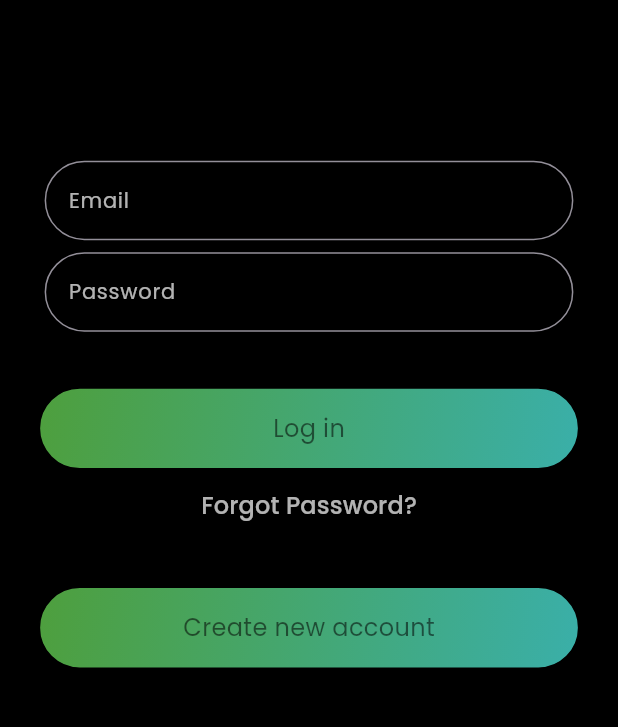
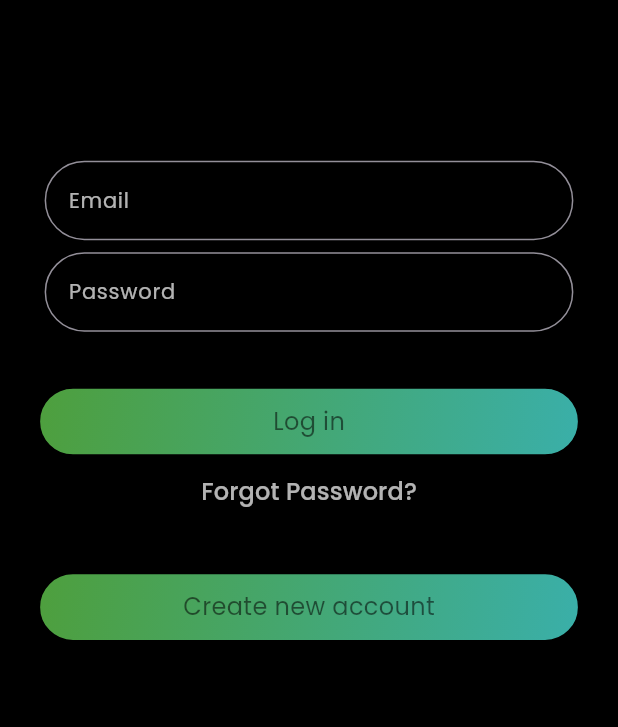
Before and after one commit to addy-96/Gramify, a Flutter app: the screen it shows after launch, on a phone screen of 412 x 824 dp, the part 283-1010 px from its top. Run offline on Flutter 3.47's test engine with Material 3 defaults, Android fonts, the light colour scheme and no system bars; our stand-ins replace flutter_bloc, fpdart, gap, get_it, go_router, image_picker and 4 more; missing offline and left inert: camerawesome, photo_manager; accounts and stored records are empty.

Commit message:
modified auth feat

```diff
--- a/lib/core/common/shared_fun/cal_fun.dart
+++ b/lib/core/common/shared_fun/cal_fun.dart
@@ -1,3 +1,5 @@
+import 'package:flutter/material.dart';
+
 String calculatePostUploadTime(DateTime uploadTime) {
   final DateTime now = DateTime.now();
 
@@ -93,3 +95,11 @@ String getProperFullname(String word) {
   }
   return name;
 }
+
+double getHeight(BuildContext context) {
+  return MediaQuery.of(context).size.height;
+}
+
+double getWidth(BuildContext context) {
+  return MediaQuery.of(context).size.width;
+}
--- a/lib/core/dependencies.dart
+++ b/lib/core/dependencies.dart
@@ -2,6 +2,7 @@ import 'package:get_it/get_it.dart';
 import 'package:gramify/features/add_post/data/datasources/add_post_datasource.dart';
 import 'package:gramify/features/add_post/data/repositories/add_post_repository_impl.dart';
 import 'package:gramify/features/add_post/domain/repositories/add_post_repositories.dart';
+import 'package:gramify/features/auth/domain/usecase/check_email_usecase.dart';
 import 'package:gramify/features/auth/domain/usecase/check_username_usecase.dart';
 import 'package:gramify/features/messaging/data/datasorces/message_datasorce.dart';
 import 'package:gramify/features/messaging/data/repositories/message_repositories_impl.dart';
@@ -104,6 +105,10 @@ _authDepInit() async {
   servicelocator.registerFactory(
     () => CheckUsernameUsecase(authRepository: servicelocator()),
   );
+
+  servicelocator.registerFactory(
+    () => CheckEmailUsecase(authRepository: servicelocator()),
+  );
 }
 
 _wrapperInit() {
--- a/lib/features/auth/domain/repositories/auth_repository.dart
+++ b/lib/features/auth/domain/repositories/auth_repository.dart
@@ -24,4 +24,8 @@ abstract interface class AuthRepository {
   Future<Either<Failure, File?>> selectImageFromLocalStorage();
 
   Future<Either<Failure, bool>> cehckUsername({required String enteredString});
+
+  Future<Either<Failure, bool>> checkEmail({required String email});
+
+
 }
--- /dev/null
+++ b/lib/features/auth/domain/usecase/check_email_usecase.dart
@@ -0,0 +1,20 @@
+import 'package:fpdart/fpdart.dart';
+import 'package:gramify/core/errors/failure.dart';
+import 'package:gramify/core/usecase/usecase_interface.dart';
+import 'package:gramify/features/auth/domain/repositories/auth_repository.dart';
+
+class CheckEmailUsecase
+    implements UsecaseInterface<bool, CheckEmailUsecaseParams> {
+  CheckEmailUsecase({required this.authRepository});
+  final AuthRepository authRepository;
+  @override
+  Future<Either<Failure, bool>> call(param) async {
+    return await authRepository.checkEmail(email: param.email);
+  }
+}
+
+class CheckEmailUsecaseParams {
+  final String email;
+
+  CheckEmailUsecaseParams({required this.email});
+}
--- a/lib/features/auth/presentation/bloc/auth_bloc.dart
+++ b/lib/features/auth/presentation/bloc/auth_bloc.dart
@@ -1,5 +1,6 @@
 import 'dart:io';
 import 'package:flutter_bloc/flutter_bloc.dart';
+import 'package:gramify/features/auth/domain/usecase/check_email_usecase.dart';
 import 'package:gramify/features/auth/domain/usecase/check_username_usecase.dart';
 import 'package:gramify/features/auth/domain/usecase/login_usecase.dart';
 import 'package:gramify/features/auth/domain/usecase/logout_usecase.dart';
@@ -16,6 +17,7 @@ class AuthBloc extends Bloc<AuthEvent, AuthState> {
   final SelectimageUsecase selectimageUsecase;
   final UploadProfilepictureUsecase uploadProfilepictureUsecase;
   final CheckUsernameUsecase checkUsernameUsecase;
+  final CheckEmailUsecase checkEmailUsecase;
 
   AuthBloc({
     required this.loginUsecase,
@@ -24,6 +26,7 @@ class AuthBloc extends Bloc<AuthEvent, AuthState> {
     required this.selectimageUsecase,
     required this.uploadProfilepictureUsecase,
     required this.checkUsernameUsecase,
+    required this.checkEmailUsecase,
   }) : super(AuthInitialState()) {
     //
     on<LogInRequested>(_onLogInRequested);
@@ -42,6 +45,8 @@ class AuthBloc extends Bloc<AuthEvent, AuthState> {
 
     //
     on<CheckUsernameRequested>(_onCheckUsernameRequested);
+
+    on<CheckIfEmailExistRequested>(_onCheckIfEmailExistRequested);
   }
 
   _onLogInRequested(LogInRequested event, Emitter<AuthState> emit) async {
@@ -133,4 +138,20 @@ class AuthBloc extends Bloc<AuthEvent, AuthState> {
       (r) => emit(CheckedUsernameState(isAvailable: r)),
     );
   }
+
+  _onCheckIfEmailExistRequested(
+    CheckIfEmailExistRequested event,
+    Emitter<AuthState> emit,
+  ) async {
+    emit(EmailExistenceLoader());
+
+    final res = await checkEmailUsecase.call(
+      CheckEmailUsecaseParams(email: event.email),
+    );
+
+    res.fold(
+      (l) => emit(CheckEmailFailure(error: l.message)),
+      (r) => emit(IfEmailExistsState(emailExist: r)),
+    );
+  }
 }
--- a/lib/features/auth/presentation/bloc/auth_event.dart
+++ b/lib/features/auth/presentation/bloc/auth_event.dart
@@ -42,3 +42,8 @@ final class CheckUsernameRequested extends AuthEvent {
   final String enteredString;
   CheckUsernameRequested({required this.enteredString});
 }
+
+final class CheckIfEmailExistRequested extends AuthEvent {
+  final String email;
+  CheckIfEmailExistRequested({required this.email});
+}
--- a/lib/features/auth/presentation/bloc/auth_state.dart
+++ b/lib/features/auth/presentation/bloc/auth_state.dart
@@ -53,3 +53,15 @@ final class CheckedUsernameFailureState extends AuthState {
   final String errorMessage;
   CheckedUsernameFailureState({required this.errorMessage});
 }
+
+final class EmailExistenceLoader extends AuthState {}
+
+final class IfEmailExistsState extends AuthState {
+  final bool emailExist;
+  IfEmailExistsState({required this.emailExist});
+}
+
+final class CheckEmailFailure extends AuthState {
+  final String error;
+  CheckEmailFailure({required this.error});
+}
--- a/lib/features/auth/presentation/mobile/login_page_mobile.dart
+++ b/lib/features/auth/presentation/mobile/login_page_mobile.dart
@@ -3,6 +3,7 @@ import 'package:flutter_bloc/flutter_bloc.dart';
 import 'package:gap/gap.dart';
 import 'package:go_router/go_router.dart';
 import 'package:gramify/core/common/shared_attri/constrants.dart';
+import 'package:gramify/core/common/shared_fun/cal_fun.dart';
 import 'package:gramify/features/auth/presentation/bloc/auth_bloc.dart';
 import 'package:gramify/features/auth/presentation/widgets/custom_button.dart';
 import 'package:gramify/features/auth/presentation/widgets/forgot_pass_button.dart';
@@ -27,12 +28,12 @@ class _LoginPageMobileState extends State<LoginPageMobile> {
   void onLogIn() async {
     if (_emailController.text.trim().isEmpty ||
         _passwordController.text.trim().isEmpty) {
-      return csnack(context, 'Enter email to proceed');
+      return csnack(context, 'Enter email to proceed!');
     }
 
     if (!_emailController.text.trim().contains('@') ||
         !_emailController.text.trim().contains('.')) {
-      return csnack(context, 'Invalid Email !');
+      return csnack(context, 'Invalid Email!');
     }
 
     context.read<AuthBloc>().add(
@@ -45,9 +46,8 @@ class _LoginPageMobileState extends State<LoginPageMobile> {
 
   @override
   Widget build(BuildContext context) {
-    var heeight = MediaQuery.of(context).size.height;
-    var wiidth = MediaQuery.of(context).size.width;
-    var thm = Theme.of(context);
+    final height = getHeight(context);
+    final width = getWidth(context);
     return BlocConsumer<AuthBloc, AuthState>(
       listener: (context, state) {
         if (state is AuthFailure) {
@@ -67,7 +67,7 @@ class _LoginPageMobileState extends State<LoginPageMobile> {
         return Scaffold(
           body: SafeArea(
             child: SizedBox(
-              height: heeight,
+              height: height,
               child: SingleChildScrollView(
                 child: Column(
                   mainAxisSize: MainAxisSize.max,
@@ -94,19 +94,17 @@ class _LoginPageMobileState extends State<LoginPageMobile> {
                             ],
                           ),
                         ),
-                        Gap(heeight / 10),
+                        Gap(height / 10),
                         ShaderIamge(
                           imageWidget: Image.asset(
                             'assets/images/logo_black.png',
-                            width: wiidth / 2,
-                            height: heeight / 10,
+                            width: width / 2,
+                            height: height / 10,
                           ),
                         ),
-                        Gap(heeight / 8),
+                        Gap(height / 8),
                         Padding(
-                          padding: EdgeInsets.symmetric(
-                            horizontal: wiidth / 16,
-                          ),
+                          padding: EdgeInsets.symmetric(horizontal: width / 16),
                           child: Column(
                             children: [
                               InputBoxMobile(
@@ -119,9 +117,9 @@ class _LoginPageMobileState extends State<LoginPageMobile> {
                                 textController: _passwordController,
                                 isPasswordfield: true,
                               ),
-                              Gap(heeight / 25),
+                              Gap(height / 25),
                               SizedBox(
-                                height: MediaQuery.of(context).size.height / 15,
+                                height: MediaQuery.of(context).size.height / 18,
                                 child: CustomButton(
                                   buttonRadius: 50,
                                   isFilled: true,
@@ -133,7 +131,7 @@ class _LoginPageMobileState extends State<LoginPageMobile> {
                               forgotPasswordButton(context),
                               const Gap(30),
                               SizedBox(
-                                height: MediaQuery.of(context).size.height / 15,
+                                height: MediaQuery.of(context).size.height / 18,
                                 child: CustomButton(
                                   isFacebookButton: false,
                                   buttonRadius: 50,
--- a/lib/features/auth/presentation/mobile/signup_details_page.dart
+++ b/lib/features/auth/presentation/mobile/signup_details_page.dart
@@ -5,7 +5,7 @@ import 'package:flutter_bloc/flutter_bloc.dart';
 import 'package:gap/gap.dart';
 import 'package:gramify/core/common/shared_attri/constrants.dart';
 import 'package:gramify/features/auth/presentation/bloc/auth_bloc.dart';
-import 'package:gramify/features/auth/presentation/mobile/add_prfile_picture.dart';
+import 'package:gramify/features/auth/presentation/mobile/add_profile_picture.dart';
 import 'package:gramify/features/auth/presentation/widgets/custom_button.dart';
 import 'package:gramify/core/common/shared_attri/colors.dart';
 import 'package:gramify/core/common/shared_fun/csnack.dart';
--- a/lib/main.dart
+++ b/lib/main.dart
@@ -18,9 +18,7 @@ import 'package:gramify/features/explore/presentation/bloc/explore_tab_bloc/expl
 import 'package:gramify/features/home/presentation/bloc/homepage_bloc/homepage_bloc.dart';
 import 'package:gramify/core/ignore.dart';
 import 'package:gramify/features/profile/presentation/bloc/profile_bloc.dart';
-import 'package:gramify/test.dart';
 import 'package:gramify/wrapper.dart';
-import 'package:internet_connection_checker_plus/internet_connection_checker_plus.dart';
 import 'package:supabase_flutter/supabase_flutter.dart' as sAuth;
 
 void main() async {
@@ -48,6 +46,7 @@ class MyApp extends StatelessWidget {
                 logoutUsecase: servicelocator(),
                 uploadProfilepictureUsecase: servicelocator(),
                 checkUsernameUsecase: servicelocator(),
+                checkEmailUsecase: servicelocator()
               ),
         ),
         BlocProvider(create: (context) => WrapperBloc()),
@@ -145,20 +144,10 @@ class AppStart extends StatelessWidget {
   @override
   Widget build(BuildContext context) {
     return Scaffold(
-      body: StreamBuilder<InternetStatus>(
-        stream: InternetConnection().onStatusChange,
-        builder: (context, netSnapshot) {
-          if (netSnapshot.connectionState == ConnectionState.waiting) {
-            return const Center(child: CircularProgressIndicator());
-          }
-
-          if (netSnapshot.hasData &&
-              netSnapshot.data == InternetStatus.connected) {
-            return StreamBuilder(
+      body: StreamBuilder(
         stream: sAuth.Supabase.instance.client.auth.onAuthStateChange,
         builder: (context, authSnapshot) {
-                final session =
-                    sAuth.Supabase.instance.client.auth.currentSession;
+          final session = sAuth.Supabase.instance.client.auth.currentSession;
 
           if (authSnapshot.connectionState == ConnectionState.waiting &&
               session == null) {
@@ -166,23 +155,13 @@ class AppStart extends StatelessWidget {
           }
 
           if (session != null &&
-                    authSnapshot.data?.event !=
-                        sAuth.AuthChangeEvent.signedOut) {
+              authSnapshot.data?.event != sAuth.AuthChangeEvent.signedOut) {
             final userId = session.user.id;
             return WrapperRes(userID: userId);
           } else {
             return const LoginResPage();
           }
         },
-            );
-          } else if (netSnapshot.hasData &&
-              netSnapshot.data == InternetStatus.disconnected) {
-            return const Test(receivedText: 'No internet');
-          } else if (netSnapshot.hasError) {
-            return Test(receivedText: '${netSnapshot.error} is the error');
-          }
-          return const Test(receivedText: 'Unknown connection state');
-        },
       ),
     );
   }
```
Also changed, not shown: lib/features/auth/data/datasources/auth_remote_datasource.dart (+24 -1 lines), lib/features/auth/data/repositories/auth_repository_impl.dart (+13 -0 lines), lib/features/auth/presentation/mobile/add_prfile_picture.dart (deleted, +0 -254 lines), lib/features/auth/presentation/mobile/add_profile_picture.dart (added, +201 -0 lines), lib/features/auth/presentation/mobile/signup_page_mobile.dart (+41 -11 lines), lib/features/auth/presentation/widgets/custom_button.dart (+5 -3 lines). Lines whose indentation alone changed are shown as unchanged.
